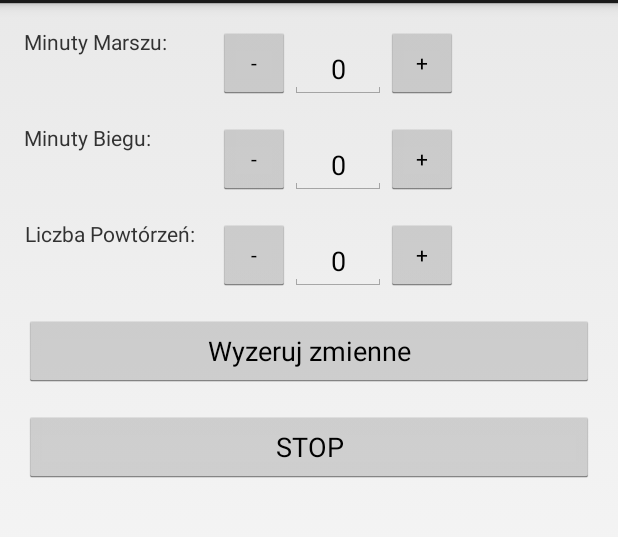
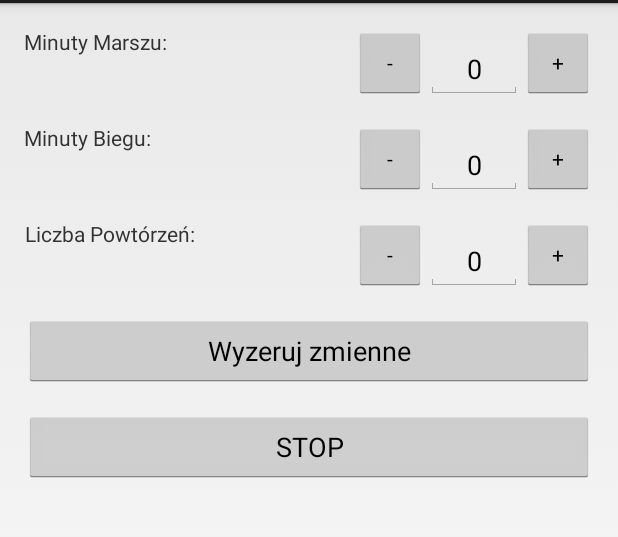
Before and after one commit to Bresiu/Minutnik, an Android app: the screen it shows after launch (MainActivity), after a tap on "START", on a phone screen of 412 x 824 dp, the part 69-606 px from its top. Run offline under Robolectric (Android 15) with nearby library versions, the light colour scheme and no system bars; 2 statements that could not run were skipped.

Commit message:
clean layout

```diff
--- a/Minutnik/src/main/java/pl/bresiu/minutnik/AlarmReceiver.java
+++ b/Minutnik/src/main/java/pl/bresiu/minutnik/AlarmReceiver.java
@@ -6,7 +6,7 @@ import android.content.Intent;
 import android.os.Bundle;
 
 public class AlarmReceiver extends BroadcastReceiver {
-    public static String ACTION_ALARM = "pl.bresiu.minutnik";
+    public static final String ACTION_ALARM = "pl.bresiu.minutnik";
 
     @Override
     public void onReceive(Context context, Intent intent) {
--- a/Minutnik/src/main/java/pl/bresiu/minutnik/MainActivity.java
+++ b/Minutnik/src/main/java/pl/bresiu/minutnik/MainActivity.java
@@ -18,22 +18,22 @@ import java.util.List;
 public class MainActivity extends Activity implements View.OnClickListener {
     final String ALARMS = getString(R.string.alarms);
     final String PREFERENCES_NAME = getString(R.string.preferences);
-    SharedPreferences preferences;
-    SharedPreferences.Editor preferencesEditor;
-    EditText editMarch;
-    EditText editRun;
-    EditText editRepeats;
-    Button btnStartStop;
-    Button btnZero;
-    Button button;
-    Button button3;
-    Button button5;
-    ArrayList<PendingIntent> intentArray = new ArrayList<PendingIntent>();
-    AlarmManager[] alarmManager;
+    private SharedPreferences preferences;
+    private SharedPreferences.Editor preferencesEditor;
+    private EditText editMarch;
+    private EditText editRun;
+    private EditText editRepeats;
+    private Button btnStartStop;
+    private Button button;
+    private Button button3;
+    private Button button5;
+    private ArrayList<PendingIntent> intentArray = new ArrayList<PendingIntent>();
+    private AlarmManager[] alarmManager;
 
     @Override
     protected void onCreate(Bundle savedInstanceState) {
         super.onCreate(savedInstanceState);
+        getString(R.string.preferences);
         setContentView(R.layout.activity_main);
         preferences = getSharedPreferences(PREFERENCES_NAME, Activity.MODE_PRIVATE);
         preferencesEditor = preferences.edit();
@@ -91,11 +91,10 @@ public class MainActivity extends Activity implements View.OnClickListener {
         }
     }
 
-    public void setWidgets() {
+    private void setWidgets() {
         editMarch = (EditText) findViewById(R.id.editMinutesOfMarch);
         editRun = (EditText) findViewById(R.id.editMinutesOfRun);
         editRepeats = (EditText) findViewById(R.id.editNumberOfRepeats);
-        btnZero = (Button) findViewById(R.id.zero);
         btnStartStop = (Button) findViewById(R.id.startstop);
         btnStartStop.setText((isWorking()) ? getString(R.string.stop) : getString(R.string.start));
         button = (Button) findViewById(R.id.button);
@@ -103,60 +102,28 @@ public class MainActivity extends Activity implements View.OnClickListener {
         button5 = (Button) findViewById(R.id.button5);
     }
 
-    private boolean isInt(EditText editText) {
-        try {
-            toInt(editText);
-            return true;
-        } catch (NumberFormatException e) {
-            e.printStackTrace();
-            return false;
-        } catch (java.lang.NullPointerException l) {
-            l.printStackTrace();
-            return false;
-        }
-    }
-
-    private int toInt(EditText editText) {
-        return Integer.parseInt(editText.getText().toString());
-    }
-
-    private void setM(EditText editText, Button btn) {
-        int tmp = toInt(editText);
-        if (tmp > 0) {
-            editText.setText(getString(R.string.blank) + --tmp);
-            if (tmp == 0) btn.setEnabled(false);
-        } else btn.setEnabled(false);
-    }
-
-    private void setP(EditText editText, Button btn) {
-        int tmp = toInt(editText);
-        editText.setText(getString(R.string.blank) + ++tmp);
-        if (!btn.isEnabled()) btn.setEnabled(true);
-    }
-
-    public boolean isWorking() {
-        return preferences.getInt(ALARMS, 0) != 0;
-    }
-
-    public List<Integer> makeList() {
-        List<Integer> list = new ArrayList<Integer>();
-        int minutesOfMarch;
-        int minutesOfRun;
-        int numberOfRepeats;
+    private List<Integer> makeList() {
 
         if (isInt(editMarch) && isInt(editRun) && isInt(editRepeats)) {
-            minutesOfMarch = toInt(editMarch);
-            minutesOfRun = toInt(editRun);
-            numberOfRepeats = toInt(editRepeats);
+            List<Integer> list = new ArrayList<Integer>();
+            int minutesOfMarch = toInt(editMarch);
+            int minutesOfRun = toInt(editRun);
+            int numberOfRepeats = toInt(editRepeats);
+            if (isPositive(minutesOfMarch, minutesOfRun, numberOfRepeats)) {
                 for (int i = 0; i < numberOfRepeats; i++) {
                     list.add(minutesOfMarch);
                     list.add(minutesOfRun);
                 }
                 return list;
-        } else return null;
+            } else {
+                Toast.makeText(this, getString(R.string.variables_need_to_be_positive), Toast.LENGTH_SHORT).show();
+                return null;
+            }
+        }
+        return null;
     }
 
-    public void makeSchedule() {
+    private void makeSchedule() {
         List<Integer> list = makeList();
         if (list == null)
             Toast.makeText(this, getString(R.string.fill_data), Toast.LENGTH_SHORT).show();
@@ -178,7 +145,7 @@ public class MainActivity extends Activity implements View.OnClickListener {
         }
     }
 
-    public void deleteSchedule() {
+    private void deleteSchedule() {
         if (intentArray.size() > 0) {
             for (int i = 0; i < intentArray.size(); i++) {
                 alarmManager[i].cancel(intentArray.get(i));
@@ -188,4 +155,43 @@ public class MainActivity extends Activity implements View.OnClickListener {
         preferencesEditor.putInt(ALARMS, 0);
         preferencesEditor.commit();
     }
+
+    private boolean isInt(EditText editText) {
+        try {
+            toInt(editText);
+            return true;
+        } catch (NumberFormatException e) {
+            e.printStackTrace();
+            return false;
+        } catch (java.lang.NullPointerException l) {
+            l.printStackTrace();
+            return false;
         }
+    }
+
+    private int toInt(EditText editText) {
+        return Integer.parseInt(editText.getText().toString());
+    }
+
+    private boolean isPositive(int minutesOfMarch, int minutesOfRun, int numberOfRepeates) {
+        return minutesOfMarch > 0 && minutesOfRun > 0 && numberOfRepeates > 0;
+    }
+
+    private void setM(EditText editText, Button btn) {
+        int tmp = toInt(editText);
+        if (tmp > 0) {
+            editText.setText(getString(R.string.blank) + --tmp);
+            if (tmp == 0) btn.setEnabled(false);
+        } else btn.setEnabled(false);
+    }
+
+    private void setP(EditText editText, Button btn) {
+        int tmp = toInt(editText);
+        editText.setText(getString(R.string.blank) + ++tmp);
+        if (!btn.isEnabled()) btn.setEnabled(true);
+    }
+
+    private boolean isWorking() {
+        return preferences.getInt(ALARMS, 0) != 0;
+    }
+}
--- a/Minutnik/src/main/java/pl/bresiu/minutnik/TaskService.java
+++ b/Minutnik/src/main/java/pl/bresiu/minutnik/TaskService.java
@@ -21,8 +21,8 @@ public class TaskService extends IntentService {
             public void run() {
                 try {
                     Vibrator vibrator = (Vibrator) getSystemService(VIBRATOR_SERVICE);
+                    MediaPlayer sound = MediaPlayer.create(getBaseContext(), R.raw.sound);
                     vibrator.vibrate(200);
-                    MediaPlayer sound = MediaPlayer.create(getBaseContext(), R.raw.sound);
                     sound.start();
                 } catch (IllegalStateException e) {
                     e.printStackTrace();
--- a/Minutnik/src/main/res/layout/activity_main.xml
+++ b/Minutnik/src/main/res/layout/activity_main.xml
@@ -16,36 +16,34 @@
             android:layout_width="wrap_content"
             android:layout_height="wrap_content"
             android:layout_alignParentLeft="true"
-            android:layout_alignParentTop="true"
+            android:layout_alignTop="@+id/button2"
             android:gravity="center"
-            android:text="@string/MinutesOfMarch" />
+            android:text="@string/minutes_of_march" />
 
         <TextView
             android:id="@+id/textMinutesOfRun"
             android:layout_width="wrap_content"
             android:layout_height="wrap_content"
             android:layout_alignParentLeft="true"
-            android:layout_below="@+id/editMinutesOfMarch"
-            android:layout_marginTop="@dimen/activity_margin"
+            android:layout_alignTop="@+id/button4"
             android:gravity="center"
-            android:text="@string/MinutesOfRun" />
+            android:text="@string/minutes_of_run" />
 
         <TextView
             android:id="@+id/textNumberOfRepeats"
             android:layout_width="wrap_content"
             android:layout_height="wrap_content"
             android:layout_alignParentLeft="true"
-            android:layout_below="@+id/editMinutesOfRun"
-            android:layout_marginTop="@dimen/activity_margin"
+            android:layout_alignTop="@+id/button6"
             android:gravity="center"
-            android:text="@string/NumbersOfRepeats" />
+            android:text="@string/number_of_repeats" />
 
         <EditText
             android:id="@+id/editMinutesOfMarch"
             android:layout_width="wrap_content"
             android:layout_height="wrap_content"
-            android:layout_alignBottom="@+id/button"
-            android:layout_toRightOf="@+id/button"
+            android:layout_alignBottom="@+id/button2"
+            android:layout_toLeftOf="@+id/button2"
             android:inputType="number"
             android:ems="3"
             android:gravity="center"
@@ -55,8 +53,8 @@
             android:id="@+id/editMinutesOfRun"
             android:layout_width="wrap_content"
             android:layout_height="wrap_content"
-            android:layout_alignBottom="@+id/button3"
-            android:layout_toRightOf="@+id/button3"
+            android:layout_alignBottom="@+id/button4"
+            android:layout_toLeftOf="@+id/button4"
             android:inputType="number"
             android:ems="3"
             android:gravity="center"
@@ -66,8 +64,8 @@
             android:id="@+id/editNumberOfRepeats"
             android:layout_width="wrap_content"
             android:layout_height="wrap_content"
-            android:layout_alignBottom="@+id/button5"
-            android:layout_toRightOf="@+id/button5"
+            android:layout_alignBottom="@+id/button6"
+            android:layout_toLeftOf="@+id/button6"
             android:inputType="number"
             android:ems="3"
             android:gravity="center"
@@ -78,8 +76,8 @@
             style="?android:attr/buttonStyleSmall"
             android:layout_width="wrap_content"
             android:layout_height="wrap_content"
-            android:layout_alignLeft="@+id/button5"
-            android:layout_alignTop="@+id/textMinutesOfMarch"
+            android:layout_alignBottom="@+id/button2"
+            android:layout_toLeftOf="@+id/editMinutesOfMarch"
             android:onClick="onClick"
             android:text="@string/minus" />
 
@@ -88,8 +86,8 @@
             style="?android:attr/buttonStyleSmall"
             android:layout_width="wrap_content"
             android:layout_height="wrap_content"
-            android:layout_alignBottom="@+id/button"
-            android:layout_toRightOf="@+id/editMinutesOfMarch"
+            android:layout_alignParentRight="true"
+            android:layout_alignParentTop="true"
             android:onClick="onClick"
             android:text="@string/plus" />
 
@@ -98,8 +96,8 @@
             style="?android:attr/buttonStyleSmall"
             android:layout_width="wrap_content"
             android:layout_height="wrap_content"
-            android:layout_alignLeft="@+id/button5"
-            android:layout_alignTop="@+id/textMinutesOfRun"
+            android:layout_alignBottom="@+id/button4"
+            android:layout_toLeftOf="@+id/editMinutesOfRun"
             android:onClick="onClick"
             android:text="@string/minus" />
 
@@ -108,8 +106,9 @@
             style="?android:attr/buttonStyleSmall"
             android:layout_width="wrap_content"
             android:layout_height="wrap_content"
-            android:layout_alignBottom="@+id/button3"
-            android:layout_toRightOf="@+id/editMinutesOfRun"
+            android:layout_below="@+id/button2"
+            android:layout_alignParentRight="true"
+            android:layout_marginTop="@dimen/activity_margin"
             android:onClick="onClick"
             android:text="@string/plus" />
 
@@ -118,9 +117,8 @@
             style="?android:attr/buttonStyleSmall"
             android:layout_width="wrap_content"
             android:layout_height="wrap_content"
-            android:layout_alignTop="@+id/textNumberOfRepeats"
-            android:layout_marginLeft="@dimen/activity_margin"
-            android:layout_toRightOf="@+id/textNumberOfRepeats"
+            android:layout_alignBottom="@+id/button6"
+            android:layout_toLeftOf="@+id/editNumberOfRepeats"
             android:onClick="onClick"
             android:text="@string/minus" />
 
@@ -129,8 +127,9 @@
             style="?android:attr/buttonStyleSmall"
             android:layout_width="wrap_content"
             android:layout_height="wrap_content"
-            android:layout_alignBottom="@+id/button5"
-            android:layout_toRightOf="@+id/editNumberOfRepeats"
+            android:layout_below="@+id/button4"
+            android:layout_alignParentRight="true"
+            android:layout_marginTop="@dimen/activity_margin"
             android:onClick="onClick"
             android:text="@string/plus" />
 
@@ -142,7 +141,7 @@
             android:layout_below="@+id/editNumberOfRepeats"
             android:layout_marginTop="@dimen/activity_margin"
             android:onClick="onClick"
-            android:text="@string/zeroVariables" />
+            android:text="@string/reset_variables" />
 
         <Button
             android:id="@+id/startstop"
--- a/Minutnik/src/main/res/values/strings.xml
+++ b/Minutnik/src/main/res/values/strings.xml
@@ -9,11 +9,12 @@
     <string name="zero">0</string>
     <string name="alarms">alarms</string>
     <string name="preferences">preferences</string>
-    <string name="zeroVariables">Wyzeruj zmienne</string>
+    <string name="reset_variables">Wyzeruj zmienne</string>
     <string name="plus">+</string>
     <string name="minus">-</string>
-    <string name="MinutesOfMarch">Minuty Marszu:</string>
-    <string name="MinutesOfRun">Minuty Biegu:</string>
-    <string name="NumbersOfRepeats">Liczba Powtórzeń:</string>
+    <string name="minutes_of_march">Minuty Marszu:</string>
+    <string name="minutes_of_run">Minuty Biegu:</string>
+    <string name="number_of_repeats">Liczba Powtórzeń:</string>
+    <string name="variables_need_to_be_positive">Zmienne muszą być dodatnie!</string>
 
 </resources>
```
Lines whose indentation alone changed are shown as unchanged.
